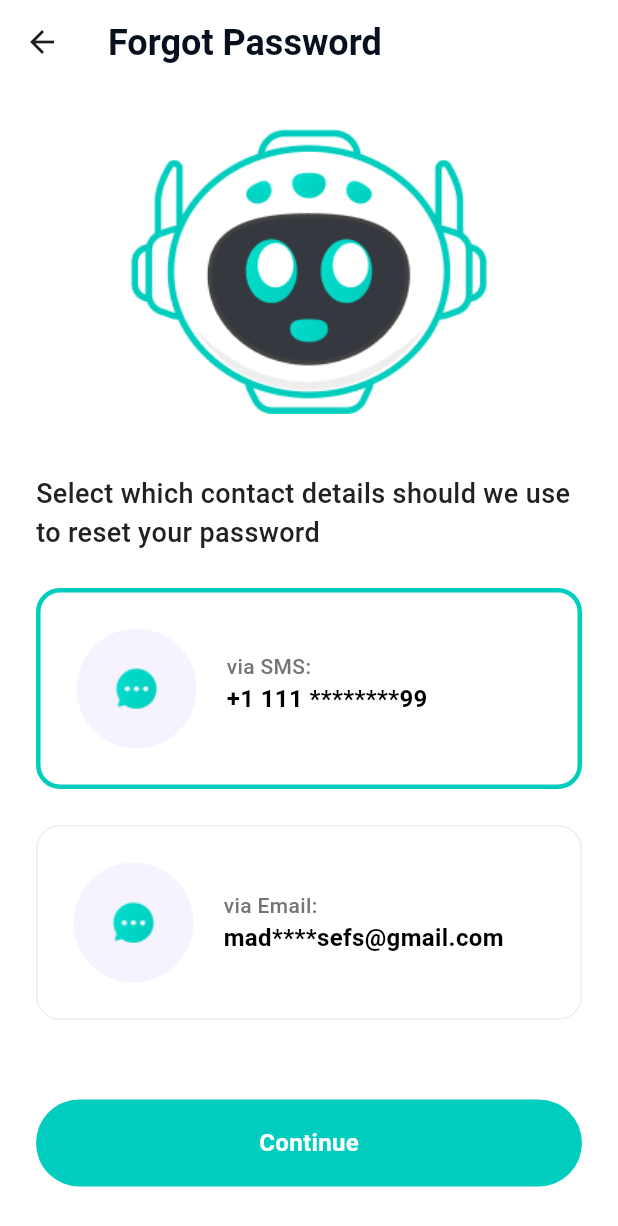
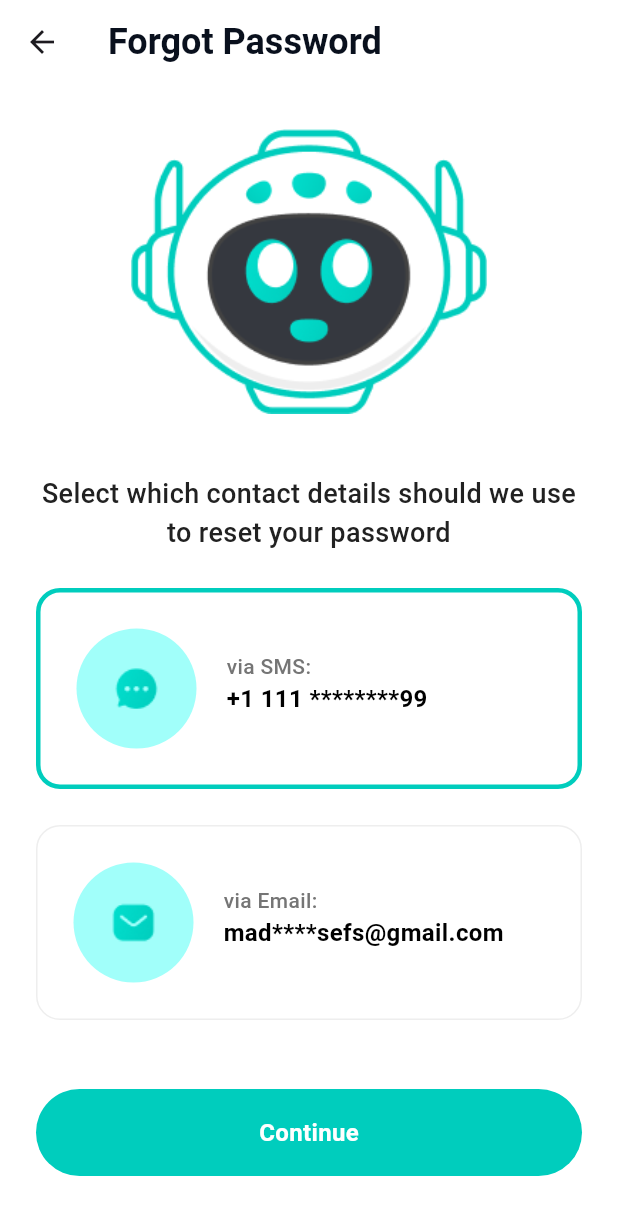
Before and after one commit to Biggiezz/chat_box, a Flutter app: the ForgotPassword screen opened directly, on a phone screen of 412 x 824 dp. Shown: the top 1226 px of the screen. Run offline on Flutter 3.47's test engine with Material 3 defaults, Android fonts, the light colour scheme and no system bars.

Commit message:
chat_box

```diff
--- a/lib/assets/image.dart
+++ b/lib/assets/image.dart
@@ -10,4 +10,5 @@ class ImageAssets{
  static const mobile = '$imagePath/choice_mobile_phone.png';
  static const sms = '$imagePath/via_sms.png';
  static const forGotPass ='$imagePath/logo_forgot_pass.png';
+ static const emailForGotPass ='$imagePath/icon_email_forgot_pass.png';
 }
--- a/lib/create_page/forgot_password.dart
+++ b/lib/create_page/forgot_password.dart
@@ -1,5 +1,5 @@
 import 'package:chatbox/assets/image.dart';
-import 'package:chatbox/create_page/scanf_code.dart';
+import 'package:chatbox/create_page/scanf_code_sms.dart';
 import 'package:flutter/material.dart';
 
 class ForgotPassword extends StatefulWidget {
@@ -10,16 +10,14 @@ class ForgotPassword extends StatefulWidget {
 }
 
 class _ForgotPasswordState extends State<ForgotPassword> {
+  String _selectedMethod = "sms"; // mặc định chọn SMS
+
   @override
   Widget build(BuildContext context) {
     return Scaffold(
       appBar: AppBar(
         backgroundColor: Colors.white,
-
-        title: SizedBox(
-          width: 380,
-          height: 29,
-          child: Text(
+        title: const Text(
           "Forgot Password",
           style: TextStyle(
             fontSize: 24,
@@ -28,14 +26,10 @@ class _ForgotPasswordState extends State<ForgotPassword> {
           ),
         ),
       ),
-      ),
       backgroundColor: Colors.white,
-
       body: Padding(
         padding: const EdgeInsets.symmetric(horizontal: 24),
         child: Column(
-          // crossAxisAlignment: CrossAxisAlignment.stretch,
-          mainAxisAlignment: MainAxisAlignment.start,
           children: [
             Padding(
               padding: const EdgeInsets.symmetric(vertical: 30),
@@ -45,27 +39,82 @@ class _ForgotPasswordState extends State<ForgotPassword> {
                 child: Image.asset(ImageAssets.forGotPass),
               ),
             ),
-            SizedBox(height: 10),
-            SizedBox(
-              width: double.infinity,
-
-              child: Column(
-                children: [
-                  Text(
+            const SizedBox(height: 10),
+            const Text(
               "Select which contact details should we use to reset your password",
               style: TextStyle(
                 fontSize: 18,
                 fontWeight: FontWeight.w500,
                 color: Color(0xFF212121),
               ),
+              textAlign: TextAlign.center,
             ),
-                  SizedBox(height: 24),
-                  Container(
+            const SizedBox(height: 24),
+
+            // --- Chọn SMS ---
+            GestureDetector(
+              onTap: () {
+                setState(() {
+                  _selectedMethod = "sms";
+                });
+              },
+              child: _buildOptionCard(
+                title: "via SMS:",
+                subtitle: "+1 111 ********99",
+                imagePath: ImageAssets.sms,
+                isSelected: _selectedMethod == "sms",
+              ),
+            ),
+            const SizedBox(height: 24),
+
+            // --- Chọn Email ---
+            GestureDetector(
+              onTap: () {
+                setState(() {
+                  _selectedMethod = "email";
+                });
+              },
+              child: _buildOptionCard(
+                title: "via Email:",
+                subtitle: "mad****sefs@gmail.com",
+                imagePath: ImageAssets.emailForGotPass , // thay icon email nếu có
+                isSelected: _selectedMethod == "email",
+              ),
+            ),
+
+            const Spacer(),
+
+            GestureDetector(
+              onTap: () {
+                // Chỉ tiếp tục nếu đã chọn phương thức
+                Navigator.push(
+                  context,
+                  MaterialPageRoute(builder: (context) => const ScanfCodeSms()),
+                );
+              },
+              child: _buildButtonContinue(),
+            ),
+            const SizedBox(height: 40),
+          ],
+        ),
+      ),
+    );
+  }
+
+  Widget _buildOptionCard({
+    required String title,
+    required String subtitle,
+    required String imagePath,
+    required bool isSelected,
+  }) {
+    return Container(
       width: double.infinity,
-
       decoration: BoxDecoration(
         borderRadius: BorderRadius.circular(16),
-                      border: Border.all(color: Color(0xFF00CDBD), width: 3),
+        border: Border.all(
+          color: isSelected ? const Color(0xFF00CDBD) : const Color(0xFFEEEEEE),
+          width: isSelected ? 3 : 1,
+        ),
       ),
       child: Row(
         children: [
@@ -76,29 +125,27 @@ class _ForgotPasswordState extends State<ForgotPassword> {
               height: 80,
               decoration: BoxDecoration(
                 borderRadius: BorderRadius.circular(100),
-                              color: Color(0xFF75ECE5FF),
+                color: const Color(0xFFA1FFFA),
               ),
-                            child: Image.asset(ImageAssets.sms),
+              child: Image.asset(imagePath),
             ),
           ),
-                        SizedBox(height: 24),
           SizedBox(
-                          width: 232,
             height: 50,
             child: Column(
               crossAxisAlignment: CrossAxisAlignment.start,
               children: [
                 Text(
-                                "via SMS:",
-                                style: TextStyle(
+                  title,
+                  style: const TextStyle(
                     fontSize: 14,
                     fontWeight: FontWeight.w500,
                     color: Color(0xFF757575),
                   ),
                 ),
                 Text(
-                                "+1 111 ********99",
-                                style: TextStyle(
+                  subtitle,
+                  style: const TextStyle(
                     fontSize: 16,
                     fontWeight: FontWeight.w700,
                     color: Color(0xFF000000),
@@ -109,73 +156,7 @@ class _ForgotPasswordState extends State<ForgotPassword> {
           ),
         ],
       ),
-                  ),
-                  SizedBox(height: 24),
-                  Container(
-                    width: double.infinity,
-
-                    decoration: BoxDecoration(
-                      borderRadius: BorderRadius.circular(16),
-                      border: Border.all(color: Color(0xFFEEEEEE), width: 1),
-                    ),
-                    child: Row(
-                      children: [
-                        Padding(
-                          padding: const EdgeInsets.fromLTRB(24, 24, 20, 24),
-                          child: Container(
-                            width: 80,
-                            height: 80,
-                            decoration: BoxDecoration(
-                              borderRadius: BorderRadius.circular(100),
-                              color: Color(0xFF75ECE5FF),
-                            ),
-                            child: Image.asset(ImageAssets.sms),
-                          ),
-                        ),
-                        SizedBox(height: 24),
-                        Column(
-                          mainAxisAlignment: MainAxisAlignment.center,
-                          crossAxisAlignment: CrossAxisAlignment.start,
-                          children: [
-                            Text(
-                              "via Email:",
-                              style: TextStyle(
-                                fontSize: 14,
-                                fontWeight: FontWeight.w500,
-                                color: Color(0xFF757575),
-                              ),
-                            ),
-                            Text(
-                              "mad****sefs@gmail.com",
-                              style: TextStyle(
-                                fontSize: 16,
-                                fontWeight: FontWeight.w700,
-                                color: Color(0xFF000000),
-                              ),
-                            ),
-                          ],
-                        ),
-                      ],
-                    ),
-                  ),
-                ],
-              ),
-            ),
-            SizedBox(height: 53),
-            GestureDetector(
-              onTap: () {
-                Navigator.push(
-                  context,
-                  MaterialPageRoute(builder: (context) => ScanfCode()),
     );
-              },
-              child: _buildButtonContinue(),
-            ),
-          ],
-        ),
-      ),
-    );
-  }
   }
 
   Widget _buildButtonContinue() {
@@ -184,9 +165,9 @@ Widget _buildButtonContinue() {
       height: 58,
       decoration: BoxDecoration(
         borderRadius: BorderRadius.circular(100),
-      color: Color(0xFF00CDBD),
+        color: const Color(0xFF00CDBD),
       ),
-    child: Center(
+      child: const Center(
         child: Text(
           "Continue",
           style: TextStyle(
@@ -198,3 +179,4 @@ Widget _buildButtonContinue() {
       ),
     );
   }
+}
--- a/lib/main.dart
+++ b/lib/main.dart
@@ -1,4 +1,3 @@
-import 'package:chatbox/create_page/login_with_account.dart';
 import 'package:flutter/material.dart';
 
 import 'login/login_page.dart';
```
Also changed, not shown: lib/create_page/scanf_code_email.dart (added, +121 -0 lines), lib/create_page/scanf_code_sms.dart (renamed from lib/create_page/scanf_code.dart, +4 -4 lines), lib/signup_page/signup_page.dart (+26 -40 lines), assets/images/icon_email_forgot_pass.png (added). Lines whose indentation alone changed are shown as unchanged.
